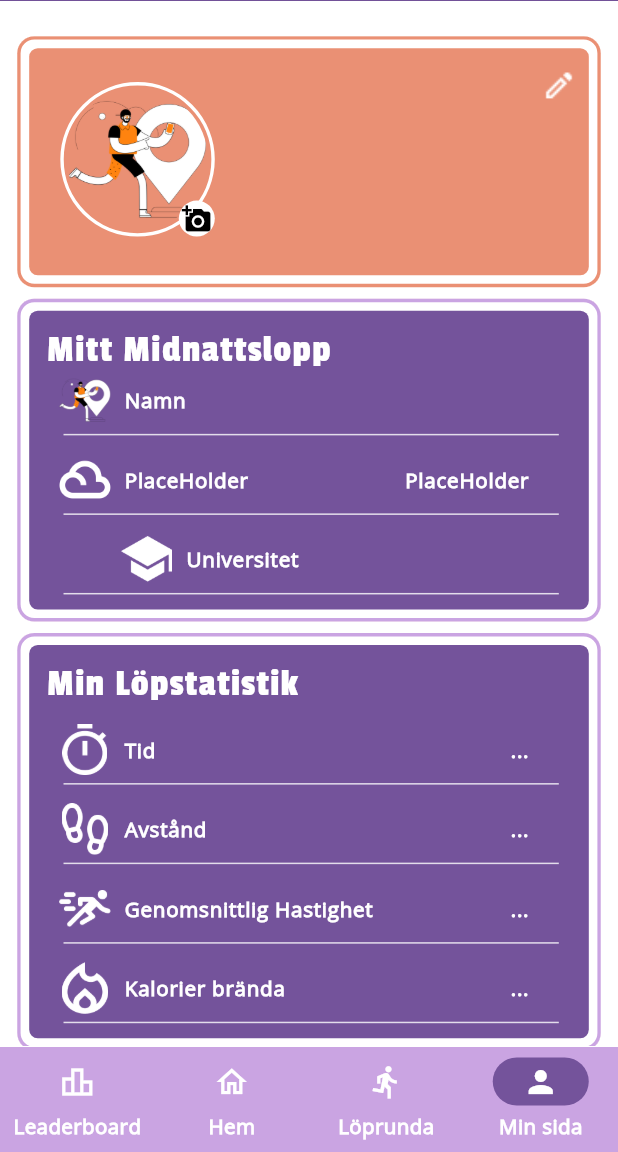
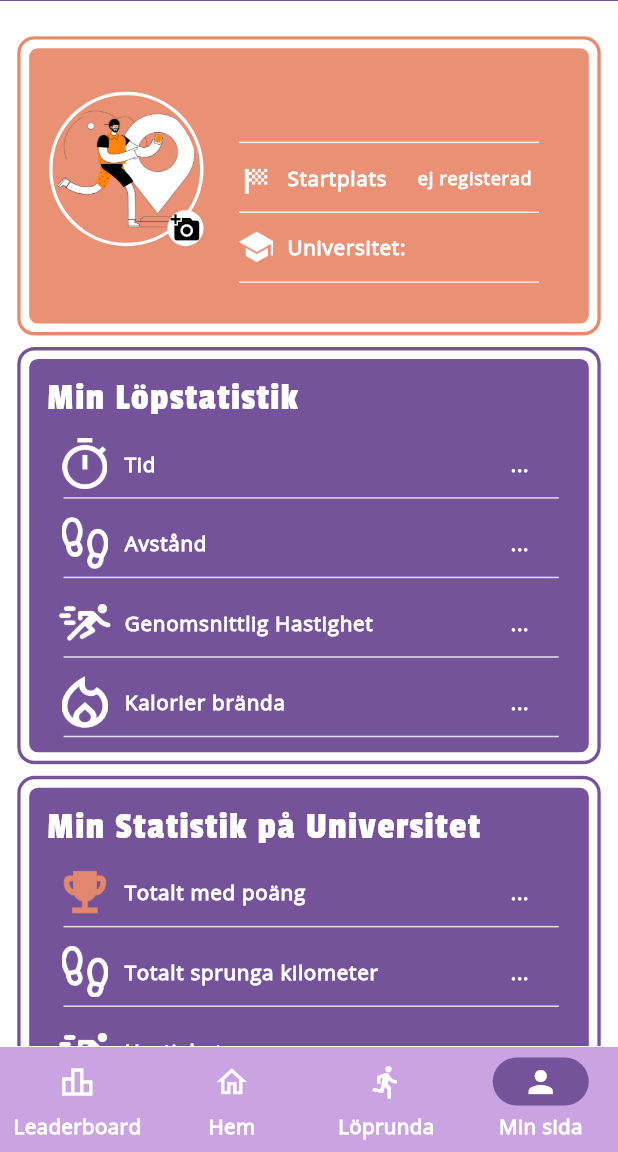
Before and after one commit to BillboEliasJohansson/Studentloppet-Frontend, a Flutter app: the ProfileScreenTest screen opened by its route, on a phone screen of 412 x 824 dp, the part 84-1236 px from its top. Run offline on Flutter 3.47's test engine with Material 3 defaults, Android fonts, the light colour scheme and no system bars; drawn by our look-alikes of auto_size_text; our stand-ins replace cached_network_image, fl_chart, flutter_svg, geolocator, google_maps_flutter, image_cropper and 4 more; missing offline and left inert: flutter_polyline_points, gif; network calls fail; key blocks and very long unbroken strings in the code were emptied for the run.

Commit message:
LOT OF FIX LETS GOOO

```diff
--- a/lib/Constants/image_constant.dart
+++ b/lib/Constants/image_constant.dart
@@ -62,4 +62,6 @@
   static String imgHomeScreenHeaderGif = '$imagePath/DagarKvarGif.gif';
 
   static String imgConfety = '$imagePath/confety.gif';
+
+  static String imgFlag = '$imagePath/sports_score.png';
 }
--- a/lib/Screens/app_screens/leaderboard.dart
+++ b/lib/Screens/app_screens/leaderboard.dart
@@ -458,7 +458,7 @@
       });
 
       setState(() {
-        uni = user.university;
+        uni = user.universityDisplayName;
         userData = userDataDistanceTemp;
         userDataProfilePictures = userDataProfilePicturesTemp;
       });
--- a/lib/Screens/app_screens/profile_screen_test.dart
+++ b/lib/Screens/app_screens/profile_screen_test.dart
@@ -1,4 +1,5 @@
 import 'dart:convert';
+import 'package:auto_size_text/auto_size_text.dart';
 import 'package:flutter/material.dart';
 import 'package:image_picker/image_picker.dart';
 import 'package:provider/provider.dart';
@@ -6,16 +7,16 @@
 import 'package:studentloppet/networking/network.dart';
 import 'package:studentloppet/routes/app_routes.dart';
 import 'package:studentloppet/theme/app_decoration.dart';
-import 'package:studentloppet/theme/custom_text_style.dart';
 import 'package:studentloppet/theme/theme_helper.dart';
 import 'package:studentloppet/Constants/image_constant.dart';
 import 'package:studentloppet/utils/size_utils.dart';
 import 'package:studentloppet/widgets/ProfileHelpers/appbar_title_profile.dart';
 import 'package:studentloppet/widgets/app_bar/appbar_leading_image.dart';
 import 'package:studentloppet/widgets/ProfileHelpers/custom_app_bar.dart';
-import 'package:studentloppet/widgets/custom_helpers/custom_image_view.dart';
+import 'package:studentloppet/widgets/custom_helpers/custom_outlined_button.dart';
 import 'package:studentloppet/widgets/custom_nav_bar.dart';
 import 'package:image_cropper/image_cropper.dart';
+import 'package:url_launcher/url_launcher.dart';
 
 class ProfileScreenTest extends StatefulWidget {
   @override
@@ -28,6 +29,7 @@
   Map<String, dynamic> userRankData = {};
   bool dataFetched = false;
   CroppedFile? _image;
+  final Uri _url = Uri.parse('https://www.strava.com');
 
   @override
   void initState() {
@@ -143,9 +145,10 @@
       dataFetched =
           true; // Uppdatera flaggan när data hämtats för första gången
     }
+    User user = Provider.of<User>(context);
     return SafeArea(
       child: Scaffold(
-        appBar: _buildAppBar(context),
+        appBar: _buildAppBar(context, user),
         body: Container(
           width: SizeUtils.width,
           height: SizeUtils.height,
@@ -163,11 +166,17 @@
                     SizedBox(height: 5.h),
                     _buildTopCard(context, user),
                     SizedBox(height: 5.h),
-                    _buildCard2(context, user, "Mitt Midnattslopp"),
-                    SizedBox(height: 5.h),
                     _buildCard3(context, user, "Min Löpstatistik"),
                     SizedBox(height: 5.h),
-                    _buildCard4(context, user, "Min statistik på universitet"),
+                    _buildCard4(context, user, "Min Statistik på Universitet"),
+                    SizedBox(height: 5.h),
+                    _buildButton(
+                        "Koppla med Strava",
+                        () => _launchUrl(),
+                        MaterialStateColor.resolveWith(
+                            (states) => appTheme.orange),
+                        AppDecoration.outlineOrange.copyWith(
+                            borderRadius: BorderRadiusStyle.roundedBorder10)),
                     SizedBox(height: 5.h),
                   ],
                 );
@@ -182,47 +191,6 @@
     );
   }
 
-  Widget _buildCard2(BuildContext context, User user, String header) {
-    return Card(
-      clipBehavior: Clip.antiAlias,
-      elevation: 0,
-      margin: EdgeInsets.all(1),
-      shape: RoundedRectangleBorder(
-        side: BorderSide(
-          color: appTheme.purple200,
-          width: 2.h,
-        ),
-        borderRadius: BorderRadiusStyle.roundedBorder10,
-      ),
-      child: IntrinsicHeight(
-        child: Container(
-          width: 340.h,
-          padding: EdgeInsets.all(7.h),
-          decoration: AppDecoration.outlinePurple.copyWith(
-            borderRadius: BorderRadiusStyle.roundedBorder10,
-          ),
-          child: Stack(
-            alignment: Alignment.topCenter,
-            children: [
-              Align(
-                alignment: Alignment.center,
-                child: Container(
-                  width: 330.h,
-                  decoration: BoxDecoration(
-                    color: appTheme.deepPurple500,
-                    borderRadius: BorderRadius.circular(5.h),
-                  ),
-                ),
-              ),
-              _buildCardHeader(context, header),
-              _buildInfoCard2(context, user),
-            ],
-          ),
-        ),
-      ),
-    );
-  }
-
   Widget _buildCard3(BuildContext context, User user, String header) {
     return Card(
       clipBehavior: Clip.antiAlias,
@@ -230,7 +198,7 @@
       margin: EdgeInsets.all(1),
       shape: RoundedRectangleBorder(
         side: BorderSide(
-          color: appTheme.purple200,
+          color: appTheme.deepPurple500,
           width: 2.h,
         ),
         borderRadius: BorderRadiusStyle.roundedBorder10,
@@ -271,7 +239,7 @@
       margin: EdgeInsets.all(1),
       shape: RoundedRectangleBorder(
         side: BorderSide(
-          color: appTheme.purple200,
+          color: appTheme.deepPurple500,
           width: 2.h,
         ),
         borderRadius: BorderRadiusStyle.roundedBorder10,
@@ -303,55 +271,6 @@
         ),
       ),
     );
-  }
-
-  Widget _buildInfoCard2(
-    context,
-    user,
-  ) {
-    return Column(children: [
-      SizedBox(height: 30),
-      _buildRowView(
-        context,
-        user,
-        "Namn",
-        user.firstName.toString() + " " + user.lastName.toString(),
-        ImageConstant.imgRunner,
-      ),
-      SizedBox(height: 0.v),
-      Divider(
-        indent: 20.h,
-        color: Color.fromARGB(255, 255, 255, 255).withOpacity(0.80),
-        endIndent: 20,
-      ),
-      _buildRowView(
-        context,
-        user,
-        "PlaceHolder",
-        "PlaceHolder",
-        ImageConstant.imgCloud,
-      ),
-      SizedBox(height: 0.v),
-      Divider(
-        indent: 20.h,
-        color: Colors.white.withOpacity(0.80),
-        endIndent: 20,
-      ),
-      _buildRowView(
-        context,
-        user,
-        "Universitet",
-        user.university,
-        ImageConstant.imgHatNew,
-      ),
-      SizedBox(height: 0.v),
-      Divider(
-        indent: 20.h,
-        color: Colors.white.withOpacity(0.80),
-        endIndent: 20,
-      ),
-      SizedBox(height: 10),
-    ]);
   }
 
   Widget _buildInfoCard3(
@@ -484,7 +403,7 @@
             : userRankData["caloriesRank"].toString() + ":a plats",
         ImageConstant.imgFire,
       ),
-      SizedBox(height: 0.v),
+      SizedBox(height: 2.v),
       Divider(
         indent: 20.h,
         color: Colors.white.withOpacity(0.80),
@@ -582,13 +501,13 @@
       margin: EdgeInsets.all(1),
       shape: RoundedRectangleBorder(
         side: BorderSide(
-          color: appTheme.orange.withOpacity(0.94),
+          color: appTheme.orange.withOpacity(1),
           width: 2.h,
         ),
         borderRadius: BorderRadiusStyle.roundedBorder10,
       ),
       child: Container(
-        height: 130.v,
+        height: 155.v,
         width: 340.h,
         padding: EdgeInsets.all(7.h),
         decoration: AppDecoration.outlineOrange.copyWith(
@@ -600,7 +519,7 @@
             Align(
               alignment: Alignment.center,
               child: Container(
-                height: 135.v,
+                height: 155.v,
                 width: 330.h,
                 decoration: BoxDecoration(
                   color: appTheme.orange.withOpacity(0.94),
@@ -621,15 +540,14 @@
     return Align(
       alignment: Alignment.topCenter,
       child: Padding(
-        padding: EdgeInsets.only(top: 10.v),
+        padding: EdgeInsets.only(top: 0.v),
         child: Row(
           mainAxisAlignment: MainAxisAlignment.center,
           crossAxisAlignment: CrossAxisAlignment.end,
           mainAxisSize: MainAxisSize.min,
           children: [
             _buildProfilePicture(context, user),
-            _buildProfileText(context),
-            _buildEditButton(context),
+            _buildProfileText(context, user),
           ],
         ),
       ),
@@ -641,9 +559,10 @@
       height: 90.adaptSize,
       width: 90.adaptSize,
       margin: EdgeInsets.only(
-        top: 5.v,
-        bottom: 20.v,
-        left: 10.v,
+        top: 0.v,
+        bottom: 40.v,
+        left: 0.v,
+        right: 5.v,
       ),
       child: Stack(
         children: [
@@ -697,78 +616,125 @@
     );
   }
 
-  Widget _buildProfileText(BuildContext context) {
+  Widget _buildProfileText(BuildContext context, User user) {
     return Padding(
-      padding: EdgeInsets.only(
-        left: 15.h,
-        top: 8.v,
-      ),
+      padding: EdgeInsets.only(left: 15.h, top: 8.v, right: 20),
       child: Column(
         crossAxisAlignment: CrossAxisAlignment.start,
         children: [
-          Text(
-            Provider.of<User>(context).firstName,
-            style: Theme.of(context).textTheme.displaySmall,
+          SizedBox(
+            width: 200.0, // Sätt önskad bredd här
+            child: AutoSizeText(
+              Provider.of<User>(context).firstName +
+                  " " +
+                  Provider.of<User>(context).lastName,
+              style: Theme.of(context).textTheme.displaySmall,
+              maxLines: 1,
+              minFontSize: 10, // Minimum font size to shrink to
+              overflow: TextOverflow.ellipsis, // Optionally add an ellipsis
+            ),
           ),
-          SizedBox(
-            width: 141.h,
-            child: Text(
-              textController.text,
-              maxLines: 5,
-              overflow: TextOverflow.ellipsis,
-              style: CustomTextStyles.bodySmall10.copyWith(
-                color: Colors.white,
-              ),
+          Container(
+            width: 200,
+            child: Column(
+              children: [
+                SizedBox(height: 10),
+                Divider(
+                  indent: 0.h,
+                  color: Colors.white.withOpacity(0.80),
+                  endIndent: 0,
+                ),
+                SizedBox(height: 10),
+                _buildTopRowView(
+                    context,
+                    user,
+                    "Startplats",
+                    user.startNumber == 0
+                        ? "ej registerad"
+                        : user.startNumber.toString(),
+                    ImageConstant.imgFlag),
+                SizedBox(height: 10),
+                Divider(
+                  indent: 0.h,
+                  color: Colors.white.withOpacity(0.80),
+                  endIndent: 0,
+                ),
+                SizedBox(height: 10),
+                _buildTopRowView(context, user, "Universitet: ",
+                    user.universityDisplayName, ImageConstant.imgHatNew),
+                SizedBox(height: 10),
+                Divider(
+                  indent: 0.h,
+                  color: Colors.white.withOpacity(0.80),
+                  endIndent: 0,
+                ),
+              ],
             ),
-          )
+          ),
         ],
       ),
     );
   }
 
-  Widget _buildEditButton(BuildContext context) {
-    return GestureDetector(
-      onTap: () => _editText(context),
-      child: CustomImageView(
-        imagePath: ImageConstant.imgEdit,
-        height: 20.v,
-        width: 21.h,
-        margin: EdgeInsets.only(
-          left: 34.h,
-          bottom: 89.v,
-        ),
+  Widget _buildTopRowView(BuildContext context, User user, String title,
+      String detail, String imagePath) {
+    return Padding(
+      padding: const EdgeInsets.only(top: 1, left: 0, bottom: 1, right: 0),
+      child: Row(
+        mainAxisAlignment: MainAxisAlignment.center,
+        children: [
+          Container(
+            height: 20.adaptSize,
+            width: 20.adaptSize,
+            decoration: BoxDecoration(
+              color: appTheme.black900.withOpacity(0.00),
+              borderRadius: BorderRadius.circular(0.h),
+              image: DecorationImage(
+                image: AssetImage(imagePath),
+                fit: BoxFit.contain,
+              ),
+            ),
+          ),
+          Padding(
+            padding: EdgeInsets.only(
+              left: 8.h,
+              top: 1.v,
+              bottom: 1.v,
+            ),
+            child: AutoSizeText(
+              title,
+              style: Theme.of(context).textTheme.bodyLarge!.copyWith(
+                    color: Colors.white,
+                  ),
+              maxLines: 1,
+              minFontSize: 8,
+              overflow: TextOverflow.ellipsis,
+            ),
+          ),
+          Spacer(),
+          Padding(
+            padding: EdgeInsets.symmetric(vertical: 1.v, horizontal: 1),
+            child: SizedBox(
+              width: 80,
+              child: AutoSizeText(
+                detail,
+                style: Theme.of(context).textTheme.bodyLarge!.copyWith(
+                      color: Colors.white,
+                      fontSize: 12, // Mindre textstorlek
+                    ),
+                maxLines: 2,
+                minFontSize: 8, // Minimum font size to shrink to
+                overflow: TextOverflow
+                    .ellipsis, // Lägger till ellips för overflowed text
+              ),
+            ),
+          ),
+        ],
       ),
     );
   }
 
-  void _editText(BuildContext context) {
-    showDialog(
-      context: context,
-      builder: (context) {
-        return AlertDialog(
-          title: Text("Redigera Text"),
-          content: TextField(
-            controller: textController,
-            maxLines: null,
-            keyboardType: TextInputType.multiline,
-          ),
-          actions: [
-            TextButton(
-              child: Text('Spara'),
-              onPressed: () {
-                setState(() {
-                  // Update the text with the new value from the text field
-                  Navigator.of(context).pop();
-                });
-              },
-            ),
-          ],
-        );
-      },
-    );
-  }
-
-  PreferredSizeWidget _buildAppBar(BuildContext context) {
+  PreferredSizeWidget _buildAppBar(BuildContext context, User user) {
     return CustomAppBar(
       leadingWidth: 30.h,
       leading: AppbarLeadingImage(
@@ -790,6 +756,7 @@
         IconButton(
           icon: Icon(Icons.logout, color: Colors.white),
           onPressed: () {
+            user.reset();
             Navigator.pushNamed(context, AppRoutes.initialRoute);
           },
         ),
@@ -797,4 +764,33 @@
       styleType: Style.bgFill,
     );
   }
+
+  Widget _buildButton(String buttonText, Function()? f,
+      MaterialStateProperty<Color> color, Decoration outline) {
+    return Container(
+      margin: EdgeInsets.all(5),
+      decoration: outline,
+      child: CustomOutlinedButton(
+        margin: EdgeInsets.all(5),
+        buttonStyle: ButtonStyle(
+          side: MaterialStateBorderSide.resolveWith(
+              (states) => BorderSide(style: BorderStyle.none)),
+          shape: MaterialStateProperty.resolveWith<OutlinedBorder?>(
+            (states) => RoundedRectangleBorder(
+                borderRadius: BorderRadiusStyle.roundedBorder6),
+          ),
+          backgroundColor: color,
+        ),
+        text: buttonText,
+        buttonTextStyle: theme.textTheme.displayMedium!.copyWith(fontSize: 30),
+        onPressed: f,
+      ),
+    );
+  }
+
+  Future<void> _launchUrl() async {
+    if (!await launchUrl(_url)) {
+      throw Exception('Could not launch $_url');
+    }
+  }
 }
--- a/lib/Screens/login_signup/login_screen.dart
+++ b/lib/Screens/login_signup/login_screen.dart
@@ -403,6 +403,11 @@
           newFirstName: responseBody['firstName'] as String?,
           newLastName: responseBody['lastName'] as String?,
           newUniversity: responseBody['university'] as String?,
+          newUniversityDisplayName:
+              responseBody['universityDisplayName'] as String?,
+          newClubOrCityOrCompany: responseBody['university'] as String?,
+          newRegistered: responseBody['registered'] as bool?,
+          newStartGroup: responseBody['startNumber'] as int?,
         );
 
         // Fetch profile picture
--- a/lib/Screens/login_signup/signup_successful.dart
+++ b/lib/Screens/login_signup/signup_successful.dart
@@ -48,7 +48,7 @@
                       ),
                     )),
                 SizedBox(
-                  height: 70.h,
+                  height: 30.h,
                 ),
                 Padding(
                   padding: const EdgeInsets.all(16.0),
--- a/lib/networking/network.dart
+++ b/lib/networking/network.dart
@@ -195,7 +195,8 @@
             uni));
 
     if (response.statusCode == 200) {
-      List<dynamic> data = jsonDecode(response.body);
+      List<dynamic> data = json.decode(utf8.decode(response.bodyBytes));
+
       Map<String, Map<String, dynamic>> topFiveUsers = {};
 
       for (int i = 0; i < data.length; i++) {
```
Also changed, not shown: lib/Screens/app_screens/home_screen.dart (+37 -9 lines), lib/User/user.dart (+54 -0 lines), assets/images/sports_score.png (added).
